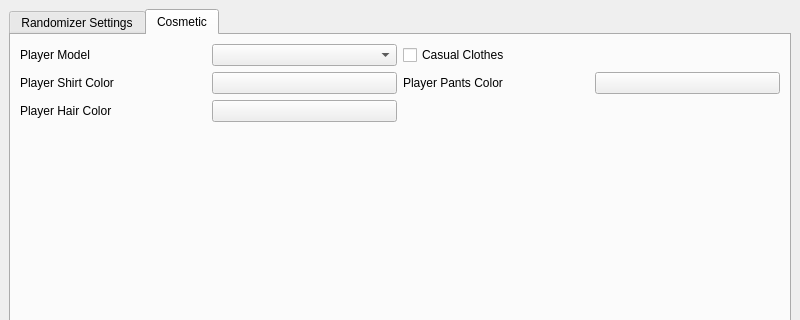
The window that ui/randomizer_window.ui (LagoLunatic/wwrando) describes before a commit, drawn with Qt 5; both pictures show x 0 to 800 and y 0 to 320 of the 800 by 806 pixel window.
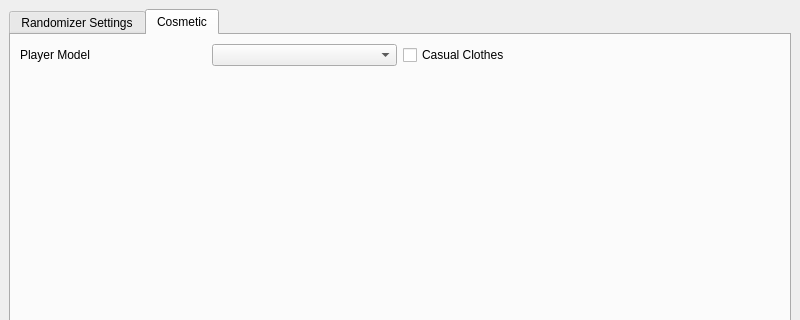
The same window after the commit. The open tabs and pages were chosen to show the change.

Commit message: Refactor how custom colors work, different models can now have different color options

```diff
--- a/ui/randomizer_window.ui
+++ b/ui/randomizer_window.ui
@@ -424,60 +424,6 @@
             </property>
            </widget>
           </item>
-          <item row="1" column="0">
-           <layout class="QHBoxLayout" name="horizontalLayout_5">
-            <item>
-             <widget class="QLabel" name="label_for_player_shirt_color">
-              <property name="text">
-               <string>Player Shirt Color</string>
-              </property>
-             </widget>
-            </item>
-            <item>
-             <widget class="QPushButton" name="player_shirt_color">
-              <property name="text">
-               <string/>
-              </property>
-             </widget>
-            </item>
-           </layout>
-          </item>
-          <item row="1" column="1">
-           <layout class="QHBoxLayout" name="horizontalLayout_6">
-            <item>
-             <widget class="QLabel" name="label_for_player_pants_color">
-              <property name="text">
-               <string>Player Pants Color</string>
-              </property>
-             </widget>
-            </item>
-            <item>
-             <widget class="QPushButton" name="player_pants_color">
-              <property name="text">
-               <string/>
-              </property>
-             </widget>
-            </item>
-           </layout>
-          </item>
-          <item row="2" column="0">
-           <layout class="QHBoxLayout" name="horizontalLayout_12">
-            <item>
-             <widget class="QLabel" name="label_for_player_hair_color">
-              <property name="text">
-               <string>Player Hair Color</string>
-              </property>
-             </widget>
-            </item>
-            <item>
-             <widget class="QPushButton" name="player_hair_color">
-              <property name="text">
-               <string/>
-              </property>
-             </widget>
-            </item>
-           </layout>
-          </item>
          </layout>
         </item>
         <item>
```
Left out of the diff: 3 changed lines with no effect on the pictures. The commit also changes 6 other files.
